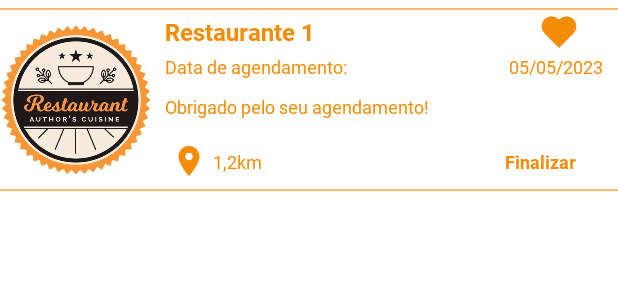
After one commit to pablo-pbc/ConnectFood, an Android app: the layout estabelecimentos_filtered.xml on its own in the app's theme, with its tools: preview values and no code run, on a phone screen of 412 x 824 dp. The commit adds this screen. Shown: the top 300 px of the screen. Run offline under Robolectric (Android 15) with nearby library versions, the phone set to English and light mode, and no system bars.

Commit message:
Feature: automating the main list screen following the choosed filter

```diff
--- a/app/src/main/java/com/example/connectfood/Empresa.kt
+++ b/app/src/main/java/com/example/connectfood/EmpresaCadastro.kt
@@ -1,6 +1,6 @@
 package com.example.connectfood
 
-data class Empresa(
+data class EmpresaCadastro(
     val logradouro: String?,
     val numero: String?,
     val complemento: String?,
--- a/app/src/main/java/com/example/connectfood/Estabelecimento.kt
+++ b/app/src/main/java/com/example/connectfood/EstabelecimentoAll.kt
@@ -1,6 +1,6 @@
 package com.example.connectfood
 
-data class Estabelecimento(
+data class EstabelecimentoAll(
     val nome: String,
     val slogan: String,
     val distancia: String,
--- a/app/src/main/java/com/example/connectfood/LoginActivity.kt
+++ b/app/src/main/java/com/example/connectfood/LoginActivity.kt
@@ -21,8 +21,6 @@ class LoginActivity : AppCompatActivity() {
         val loginInput = findViewById<EditText>(R.id.signInLoginInput)
         val passwordInput = findViewById<EditText>(R.id.signInPasswordInput)
 
-
-
         // Function to validate the user's login, here we have to use some auth method
         fun validateLogin(login: String, password: String): Boolean {
             return login == validLogin && password == validPassword
@@ -35,7 +33,7 @@ class LoginActivity : AppCompatActivity() {
             val password = passwordInput.text.toString()
 
             // Formatting the user login 01.123.456/0001-10 -> 01123456000110
-            val formatedLogin = inputedlogin.replace("[^0-9]".toRegex(), "")
+            val formatedLogin = inputedlogin.replace("\\D".toRegex(), "")
 
             if (validateLogin(formatedLogin, password)) {
                 // In case of correct login and password
--- a/app/src/main/res/layout/activity_donor_recipients_filter_all_screen.xml
+++ b/app/src/main/res/layout/activity_donor_recipients_filter_all_screen.xml
@@ -81,6 +81,7 @@
         </LinearLayout>
 
         <LinearLayout
+            android:id="@+id/filterAllMainLayout"
             android:layout_width="match_parent"
             android:layout_height="wrap_content"
             android:orientation="horizontal"
--- /dev/null
+++ b/app/src/main/res/layout/estabelecimentos_filtered.xml
@@ -0,0 +1,177 @@
+<LinearLayout xmlns:android="http://schemas.android.com/apk/res/android"
+    android:id="@+id/filteredBlock"
+    android:layout_width="match_parent"
+    android:layout_height="wrap_content"
+    android:orientation="vertical"
+    android:layout_marginVertical="5dp">
+
+    <View
+        android:layout_width="match_parent"
+        android:layout_height="1dp"
+        android:background="#FFBB63"/>
+
+    <LinearLayout
+        android:layout_width="match_parent"
+        android:layout_height="wrap_content"
+        android:orientation="horizontal"
+        android:gravity="center">
+
+        <ImageView
+            android:id="@+id/filteredUserLogo"
+            android:layout_width="100dp"
+            android:layout_height="100dp"
+            android:src="@drawable/rest_one"
+            android:contentDescription="@string/filter_type_no_logged_user_logo" />
+
+        <LinearLayout
+            android:layout_width="match_parent"
+            android:layout_height="wrap_content"
+            android:orientation="vertical"
+            android:layout_marginHorizontal="10dp">
+
+            <LinearLayout
+                android:layout_width="match_parent"
+                android:layout_height="wrap_content"
+                android:orientation="horizontal">
+
+                <TextView
+                    android:id="@+id/filteredUserName"
+                    android:layout_width="0dp"
+                    android:layout_weight="4"
+                    android:layout_height="wrap_content"
+                    android:textColor="@color/orangeConnectFood"
+                    android:fontFamily="@font/roboto_bold"
+                    android:textSize="16sp"
+                    android:text="@string/filter_type_no_logged_name"
+                    android:layout_gravity="center"/>
+
+                <ImageView
+                    android:layout_width="0dp"
+                    android:layout_weight="1"
+                    android:layout_height="wrap_content"
+                    android:src="@drawable/liked"
+                    android:textAlignment="textEnd"
+                    android:contentDescription="@string/liked_icon" />
+
+            </LinearLayout>
+
+            <LinearLayout
+                android:id="@+id/filteredScheduledDateLayout"
+                android:layout_width="match_parent"
+                android:layout_height="wrap_content"
+                android:orientation="horizontal">
+
+                <TextView
+                    android:layout_width="0dp"
+                    android:layout_weight="1"
+                    android:layout_height="wrap_content"
+                    android:textColor="@color/orangeConnectFood"
+                    android:fontFamily="@font/roboto_regular"
+                    android:textSize="12sp"
+                    android:text="@string/filter_type_data_de_agendamento"
+                    android:layout_gravity="center"/>
+
+                <TextView
+                    android:id="@+id/filteredScheduledDate"
+                    android:layout_width="0dp"
+                    android:layout_weight="1"
+                    android:layout_height="wrap_content"
+                    android:textColor="@color/orangeConnectFood"
+                    android:fontFamily="@font/roboto_regular"
+                    android:textSize="12sp"
+                    android:text="@string/filter_type_scheduled_date"
+                    android:textAlignment="textEnd"/>
+
+            </LinearLayout>
+
+            <LinearLayout
+                android:id="@+id/filteredFinishedDateLayout"
+                android:layout_width="match_parent"
+                android:layout_height="wrap_content"
+                android:orientation="horizontal"
+                android:layout_marginTop="5dp"
+                android:visibility="gone">
+
+                <TextView
+                    android:layout_width="0dp"
+                    android:layout_weight="1"
+                    android:layout_height="wrap_content"
+                    android:textColor="@color/orangeConnectFood"
+                    android:fontFamily="@font/roboto_regular"
+                    android:textSize="12sp"
+                    android:text="@string/filter_type_data_de_encerramento"
+                    android:layout_gravity="center"/>
+
+                <TextView
+                    android:id="@+id/filteredFinishedDate"
+                    android:layout_width="0dp"
+                    android:layout_weight="1"
+                    android:layout_height="wrap_content"
+                    android:textColor="@color/orangeConnectFood"
+                    android:fontFamily="@font/roboto_regular"
+                    android:textSize="12sp"
+                    android:text="@string/filter_type_scheduled_date"
+                    android:textAlignment="textEnd"/>
+
+            </LinearLayout>
+
+            <TextView
+                android:id="@+id/filterStandardText"
+                android:layout_width="match_parent"
+                android:layout_height="wrap_content"
+                android:textColor="@color/orangeConnectFood"
+                android:fontFamily="@font/roboto_regular"
+                android:textSize="12sp"
+                android:text="@string/filter_type_standard_text"
+                android:layout_gravity="center"
+                android:layout_marginVertical="10dp"/>
+
+            <LinearLayout
+                android:layout_width="match_parent"
+                android:layout_height="wrap_content"
+                android:orientation="horizontal">
+
+                <ImageView
+                    android:layout_width="0dp"
+                    android:layout_weight="0.5"
+                    android:layout_height="wrap_content"
+                    android:src="@drawable/baseline_location_on_24"
+                    android:layout_gravity="start|center"
+                    android:contentDescription="@string/location_icon" />
+
+                <TextView
+                    android:id="@+id/filteredUserDistance"
+                    android:layout_width="0dp"
+                    android:layout_weight="3"
+                    android:layout_height="wrap_content"
+                    android:textColor="@color/orangeConnectFood"
+                    android:fontFamily="@font/roboto_regular"
+                    android:textSize="12sp"
+                    android:text="@string/filter_type_no_logged_distance"
+                    android:layout_gravity="center"
+                    android:layout_marginVertical="10dp"/>
+
+                <TextView
+                    android:id="@+id/filteredBtn"
+                    android:layout_width="0dp"
+                    android:layout_weight="1"
+                    android:layout_height="wrap_content"
+                    android:textColor="@color/orangeConnectFood"
+                    android:fontFamily="@font/roboto_bold"
+                    android:textSize="12sp"
+                    android:text="@string/filter_type_finish_btn"
+                    android:layout_gravity="center"
+                    android:layout_marginVertical="10dp"/>
+
+            </LinearLayout>
+
+        </LinearLayout>
+
+    </LinearLayout>
+
+    <View
+        android:layout_width="match_parent"
+        android:layout_height="1dp"
+        android:background="#FFBB63"/>
+
+</LinearLayout>
--- a/app/src/main/res/values/strings.xml
+++ b/app/src/main/res/values/strings.xml
@@ -51,7 +51,7 @@
     <string name="label_adress">Endereço:</string>
     <string name="label_contact">Contato:</string>
     <string name="label_user_login">CNPJ:</string>
-    <string name="label_filter_all">Todos</string>
+    <string name="label_filter_all"><u>Todos</u></string>
     <string name="label_user_password">Senha:</string>
     <string name="label_filter_scheduled">Agendados</string>
     <string name="label_filter_finished">Finalizados</string>
@@ -67,16 +67,17 @@
     <string name="hello_screen_standard_text_two">Pode colocar um sorriso no rosto de alguém. Doe!</string>
 
     <!--filter schedule standard texts-->
-    <string name="filter_schedule_logged_user_logo">Usuario Logo</string>
-    <string name="filter_schedule_no_logged_user_logo">Usuario não logado Logo</string>
-    <string name="filter_schedule_logged_user_name">Nome do usuario logado</string>
-    <string name="filter_schedule_logged_user_location">Restaurante Location</string>
-    <string name="filter_schedule_no_logged_name">Restaurante 1</string>
-    <string name="filter_schedule_data_de_agendamento">Data de agendamento:</string>
-    <string name="filter_schedule_scheduled_date">05/05/2023</string>
-    <string name="filter_schedule_standard_text">Obrigado pelo seu agendamento!</string>
-    <string name="filter_schedule_no_logged_distance">1,2km</string>
-    <string name="filter_schedule_finish_btn">Finalizar</string>
+    <string name="filter_type_logged_user_logo">Usuario Logo</string>
+    <string name="filter_type_no_logged_user_logo">Usuario não logado Logo</string>
+    <string name="filter_type_logged_user_name">Nome do usuario logado</string>
+    <string name="filter_type_logged_user_location">Restaurante Location</string>
+    <string name="filter_type_no_logged_name">Restaurante 1</string>
+    <string name="filter_type_data_de_agendamento">Data de agendamento:</string>
+    <string name="filter_type_data_de_encerramento">Data de encerramento:</string>
+    <string name="filter_type_scheduled_date">05/05/2023</string>
+    <string name="filter_type_standard_text">Obrigado pelo seu agendamento!</string>
+    <string name="filter_type_no_logged_distance">1,2km</string>
+    <string name="filter_type_finish_btn">Finalizar</string>
 
     <!--filter finished standard texts-->
     <string name="filter_finished_logged_user_logo">Usuario Logo</string>
```
Also changed, not shown: app/src/main/java/com/example/connectfood/DonorRecipientsFilterAllActivity.kt (+73 -18 lines), app/src/main/java/com/example/connectfood/DonorRecipientsFilterFinishedActivity.kt (deleted, +0 -25 lines), app/src/main/java/com/example/connectfood/DonorRecipientsFilterScheduledActivity.kt (deleted, +0 -24 lines), app/src/main/java/com/example/connectfood/EstabelecimentoAllAdpter.kt (renamed from app/src/main/java/com/example/connectfood/EstabelecimentoAdpter.kt, +3 -4 lines), app/src/main/java/com/example/connectfood/EstabelecimentoFiltered.kt (added, +10 -0 lines), app/src/main/java/com/example/connectfood/EstabelecimentoFilteredAdpter.kt (added, +64 -0 lines), app/src/main/java/com/example/connectfood/SignUpActivity.kt (+15 -20 lines).
